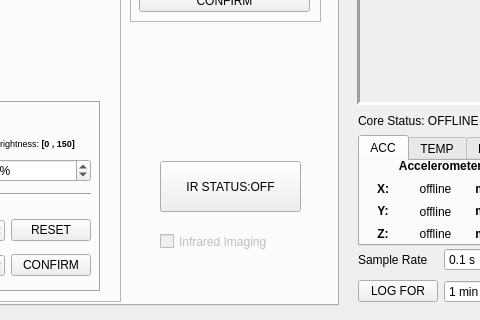
Qt form _ui/Clinostat.ui (CoCl-Jerry/SciSpin_Max_Dev) before a commit; both pictures show x 302 to 782 and y 255 to 575 of the 1024 by 575 pixel window.
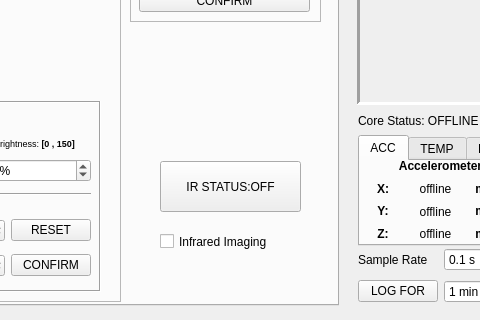
The same form after that commit. The open tabs and pages were chosen to show the change. Icons and pictures are not drawn.

```diff
--- a/_ui/Clinostat.ui
+++ b/_ui/Clinostat.ui
@@ -462,7 +462,7 @@
      </widget>
      <widget class="QCheckBox" name="infraredImaging_checkBox">
       <property name="enabled">
-       <bool>false</bool>
+       <bool>true</bool>
       </property>
       <property name="geometry">
        <rect>
```
Left out of the diff: 2 changed lines with no effect on the pictures.
